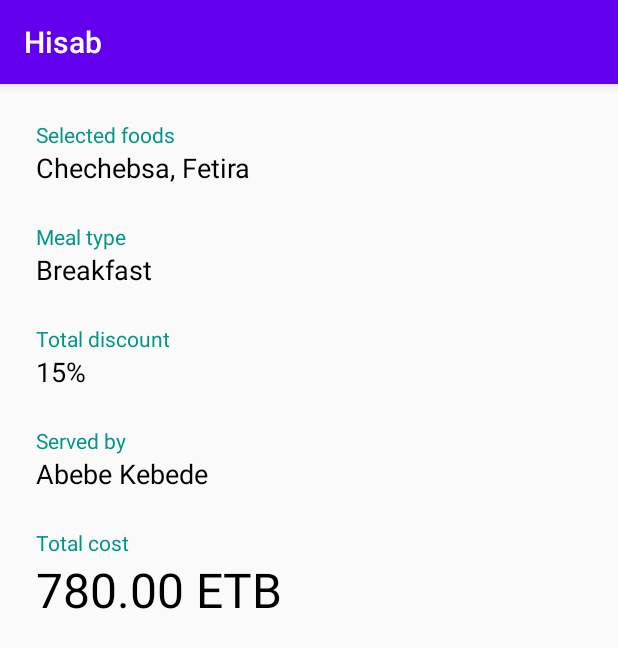
After one commit to saladthieves/hisab, an Android app: the SummaryActivity screen opened directly, with no data from a screen before it, on a phone screen of 412 x 824 dp. The commit adds this screen. Shown: the top 648 px of the screen. Run offline under Robolectric (Android 15) with nearby library versions, the phone set to English and light mode, and no system bars.

Commit message:
Start for class

```diff
--- a/app/src/main/AndroidManifest.xml
+++ b/app/src/main/AndroidManifest.xml
@@ -9,6 +9,7 @@
         android:roundIcon="@mipmap/ic_launcher_round"
         android:supportsRtl="true"
         android:theme="@style/AppTheme">
+        <activity android:name=".SummaryActivity"></activity>
         <activity android:name=".MainActivity">
             <intent-filter>
                 <action android:name="android.intent.action.MAIN" />
--- /dev/null
+++ b/app/src/main/java/com/gebeya/hisab/SummaryActivity.kt
@@ -0,0 +1,11 @@
+package com.gebeya.hisab
+
+import androidx.appcompat.app.AppCompatActivity
+import android.os.Bundle
+
+class SummaryActivity : AppCompatActivity() {
+    override fun onCreate(savedInstanceState: Bundle?) {
+        super.onCreate(savedInstanceState)
+        setContentView(R.layout.activity_summary)
+    }
+}
--- /dev/null
+++ b/app/src/main/res/layout/activity_summary.xml
@@ -0,0 +1,88 @@
+<?xml version="1.0" encoding="utf-8"?>
+<LinearLayout xmlns:android="http://schemas.android.com/apk/res/android"
+    xmlns:app="http://schemas.android.com/apk/res-auto"
+    xmlns:tools="http://schemas.android.com/tools"
+    android:layout_width="match_parent"
+    android:layout_height="match_parent"
+    android:orientation="vertical"
+    android:padding="24dp"
+    tools:context=".SummaryActivity">
+
+    <TextView
+        android:layout_width="wrap_content"
+        android:layout_height="wrap_content"
+        android:textColor="@color/coloGreen"
+        android:text="Selected foods" />
+
+    <TextView
+        android:id="@+id/summarySelectedFoodsLabel"
+        android:layout_width="wrap_content"
+        android:layout_height="wrap_content"
+        android:layout_marginBottom="24dp"
+        android:text="Chechebsa, Fetira"
+        android:textColor="@color/black"
+        android:textSize="18sp" />
+
+    <TextView
+        android:layout_width="wrap_content"
+        android:textColor="@color/coloGreen"
+        android:layout_height="wrap_content"
+        android:text="Meal type" />
+
+    <TextView
+        android:id="@+id/summaryMealTypeLabel"
+        android:layout_width="wrap_content"
+        android:layout_height="wrap_content"
+        android:layout_marginBottom="24dp"
+        android:text="Breakfast"
+        android:textColor="@color/black"
+        android:textSize="18sp" />
+
+    <TextView
+        android:layout_width="wrap_content"
+        android:textColor="@color/coloGreen"
+        android:layout_height="wrap_content"
+        android:text="Total discount" />
+
+    <TextView
+        android:id="@+id/summaryTotalDiscountLabel"
+        android:layout_width="wrap_content"
+        android:layout_height="wrap_content"
+        android:layout_marginBottom="24dp"
+        android:text="15%"
+        android:textColor="@color/black"
+        android:textSize="18sp" />
+
+    <TextView
+        android:layout_width="wrap_content"
+        android:textColor="@color/coloGreen"
+        android:layout_height="wrap_content"
+        android:text="Served by" />
+
+    <TextView
+        android:id="@+id/summaryServedByLabel"
+        android:layout_width="wrap_content"
+        android:layout_height="wrap_content"
+        android:layout_marginBottom="24dp"
+        android:text="Abebe Kebede"
+        android:textColor="@color/black"
+        android:textSize="18sp" />
+
+    <TextView
+        android:layout_width="wrap_content"
+        android:textColor="@color/coloGreen"
+        android:layout_height="wrap_content"
+        android:text="Total cost" />
+
+    <TextView
+        android:id="@+id/summaryTotalCostLabel"
+        android:layout_width="wrap_content"
+        android:layout_height="wrap_content"
+        android:layout_marginBottom="24dp"
+        android:text="780.00 ETB"
+        android:textColor="@color/black"
+        android:textSize="32sp" />
+
+
+
+</LinearLayout>
--- a/app/src/main/res/values/colors.xml
+++ b/app/src/main/res/values/colors.xml
@@ -3,6 +3,7 @@
     <color name="colorPrimary">#6200EE</color>
     <color name="colorPrimaryDark">#3700B3</color>
     <color name="colorAccent">#E91E63</color>
+    <color name="black">#000</color>
 
     <color name="coloGreen">#009688</color>
 </resources>
```
